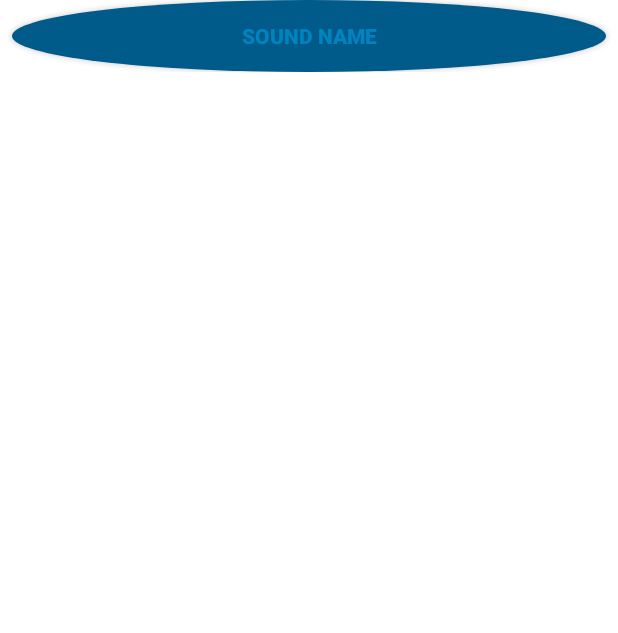
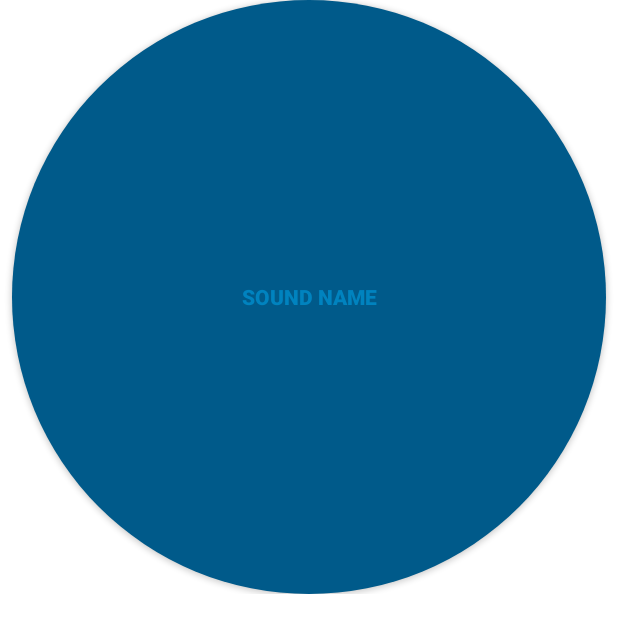
Before and after one commit to kmvdata/BeatBox, an Android app: the layout list_item_sound.xml on its own in the app's theme, with its tools: preview values and no code run, on a phone screen of 412 x 824 dp. Shown: the top 633 px of the screen. Run offline under Robolectric (Android 15) with nearby library versions, the phone set to English and light mode, and no system bars.

Commit message:
fixed layout_constraintDimensionRatio

```diff
--- a/app/src/main/res/layout/list_item_sound.xml
+++ b/app/src/main/res/layout/list_item_sound.xml
@@ -1,5 +1,6 @@
 <?xml version="1.0" encoding="utf-8"?>
 <layout xmlns:android="http://schemas.android.com/apk/res/android"
+    xmlns:app="http://schemas.android.com/apk/res-auto"
     xmlns:tools="http://schemas.android.com/tools">
 
     <data>
@@ -22,7 +23,8 @@
             android:background="@drawable/button_beat_box_normal"
             android:onClick="@{(view) -> viewModel.onButtonClick()}"
             android:text="@{viewModel.title}"
-            tools:text="Sound name"
-            tools:ignore="MissingConstraints" />
+            app:layout_constraintDimensionRatio="1:1"
+            tools:ignore="MissingConstraints"
+            tools:text="Sound name" />
     </androidx.constraintlayout.widget.ConstraintLayout>
 </layout>
```
